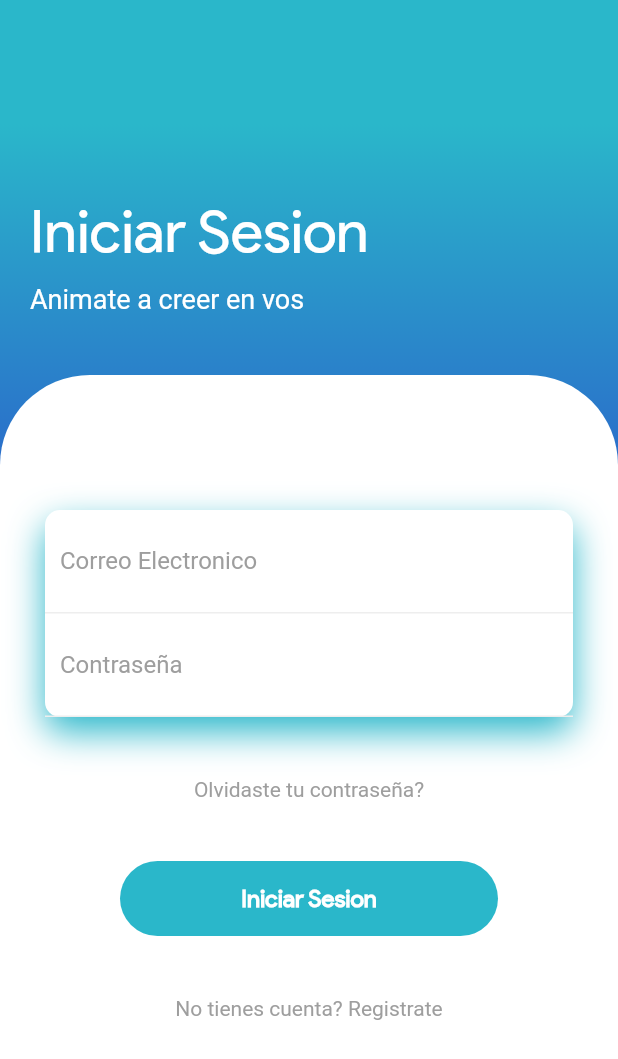
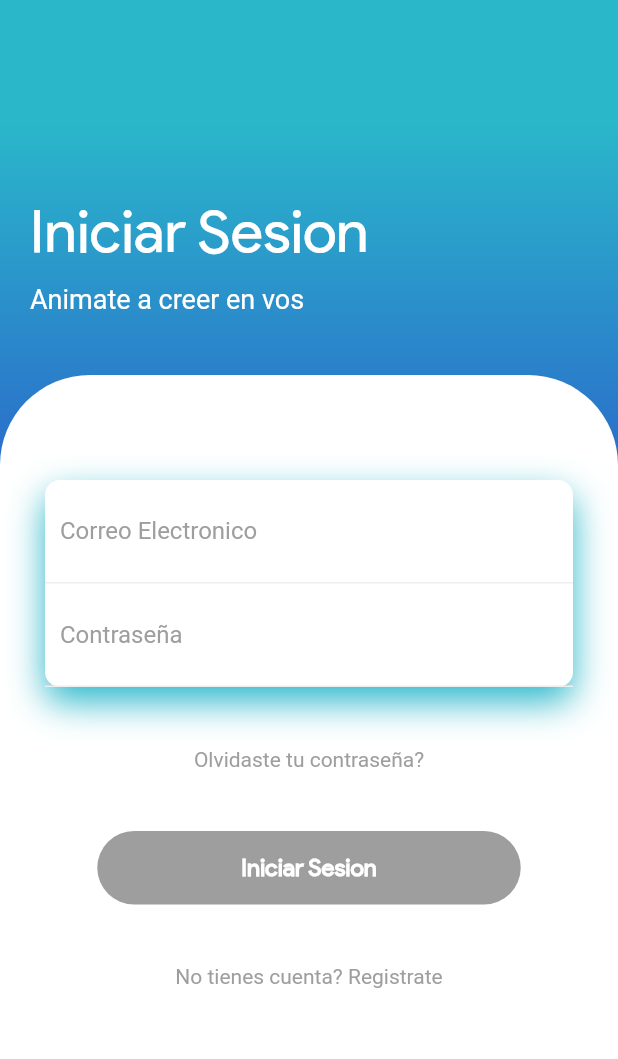
Before and after one commit to SantiagoGonzalezFernandez/fark, a Flutter app: the screen it shows after launch, on a phone screen of 412 x 824 dp. Shown: the top 1059 px of the screen. Run offline on Flutter 3.47's test engine with Material 2 defaults, Android fonts, the phone set to English and light mode, and no system bars; our stand-ins replace flutter_svg, rxdart, simple_animations.

Commit message:
Termino la implementacion de bloc y tambien la validacion de el formulario en el login

```diff
--- a/lib/main.dart
+++ b/lib/main.dart
@@ -1,17 +1,20 @@
 //Imports that are not mine
-import 'package:fark/src/pages/home/home_page.dart';
 import 'package:flutter/material.dart';
 
 //Imports that are mine
+import 'package:fark/src/bloc/provider.dart';
+
 import 'package:fark/src/pages/onboarding/onboarding_page.dart';
 import 'package:fark/src/pages/authentication/login_page.dart';
+import 'package:fark/src/pages/home/home_page.dart';
 
 void main() => runApp(MyApp());
 
 class MyApp extends StatelessWidget {
   @override
   Widget build(BuildContext context) {
-    return MaterialApp(
+    return Provider(
+      child: MaterialApp(
         debugShowCheckedModeBanner: false,
         title: 'Fark',
         initialRoute: 'login',
@@ -20,8 +23,6 @@ class MyApp extends StatelessWidget {
           'login'      : (BuildContext context) => LoginPage(),
           'home'       : (BuildContext context) => HomePage(),
         },
-      home: Scaffold(
-        body: OnboardingPage()
       ),
     );
   }
--- /dev/null
+++ b/lib/src/bloc/authentication/login_bloc.dart
@@ -0,0 +1,33 @@
+//Imports that are not mine
+import 'dart:async';
+import 'package:rxdart/rxdart.dart';
+
+//Imports that are mine
+import 'package:fark/src/bloc/authentication/validators.dart';
+
+class LoginBloc with Validators{
+
+  final _emailController    = BehaviorSubject<String>();
+  final _passwordController = BehaviorSubject<String>();
+
+  // Recuperar los datos del stream
+  Stream<String> get emailStream    => _emailController.stream.transform(validarEmail);
+  Stream<String> get passwordStream => _passwordController.stream.transform(validarPassword);
+
+  Stream<bool> get formValidStream =>
+    Rx.combineLatest2(emailStream, passwordStream, (e, p) => true);
+
+  // Insertar valores al Strem
+  Function(String) get changeEmail    => _emailController.sink.add;
+  Function(String) get changePassword => _passwordController.sink.add;
+
+  // Obtener el ultimo valor ingresado a los Streams
+  String get email    => _emailController.value;
+  String get password => _passwordController.value;
+
+  dispose(){
+    _emailController?.close();
+    _passwordController?.close();
+  }
+
+}
--- /dev/null
+++ b/lib/src/bloc/provider.dart
@@ -0,0 +1,32 @@
+//Imports that are not mine
+import 'package:flutter/material.dart';
+
+//Imports that are mine
+import 'package:fark/src/bloc/authentication/login_bloc.dart';
+
+class Provider extends InheritedWidget{
+
+  static Provider _instancia;
+
+  factory Provider({Key key, Widget child}){
+    if(_instancia == null){
+      _instancia = new Provider._internal(key: key, child: child);
+    }
+    return _instancia;
+  }
+
+  Provider._internal({
+    Key key,
+    Widget child
+  }) : super(key: key, child: child);
+
+  final loginBloc = LoginBloc();
+
+
+  @override
+  bool updateShouldNotify(InheritedWidget oldWidget) => true;
+
+  static LoginBloc of (BuildContext context){
+    return context.dependOnInheritedWidgetOfExactType<Provider>().loginBloc;
+  }
+}
--- a/lib/src/pages/authentication/login_page.dart
+++ b/lib/src/pages/authentication/login_page.dart
@@ -1,9 +1,11 @@
 //Imports that are not mine
-import 'package:fark/src/utils/background_gradient.dart';
-import 'package:fark/src/utils/fadeAnimation.dart';
+import 'package:fark/src/bloc/authentication/login_bloc.dart';
 import 'package:flutter/material.dart';
 
 //Imports that are mine
+import 'package:fark/src/bloc/provider.dart';
+import 'package:fark/src/utils/background_gradient.dart';
+import 'package:fark/src/utils/fadeAnimation.dart';
 
 class LoginPage extends StatelessWidget {
 
@@ -73,6 +75,9 @@ class TitleAndSubtitle extends StatelessWidget {
 class ContainerMain extends StatelessWidget {
   @override
   Widget build(BuildContext context) {
+
+    final bloc = Provider.of(context);
+
     return Container(
       decoration: BoxDecoration(
         color: Colors.white,
@@ -85,7 +90,7 @@ class ContainerMain extends StatelessWidget {
         padding: EdgeInsets.all(30.0),
         child: Column(
           children: [
-            SizedBox(height: 60.0),
+            SizedBox(height: 40.0),
             FormLogin(),
             SizedBox(height: 40.0),
             GreyTextFadeAnimation(
@@ -99,6 +104,7 @@ class ContainerMain extends StatelessWidget {
                 delay: 1.6,
                 text: 'Iniciar Sesion',
                 color: Color(0xff2AB7CA),
+                bloc: bloc,
               ),
             ),
             SizedBox(height: 40.0),
@@ -119,6 +125,9 @@ class ContainerMain extends StatelessWidget {
 class FormLogin extends StatelessWidget {
   @override
   Widget build(BuildContext context) {
+
+    final bloc = Provider.of(context);
+
     return FadeAnimation(
       delay: 1.4,
       child: Container(
@@ -137,10 +146,12 @@ class FormLogin extends StatelessWidget {
               hintText: 'Correo Electronico',
               textInputType: TextInputType.emailAddress,
               isPassword: false,
+              bloc: bloc,
             ),
             TextFieldLogin(
               hintText: 'Contraseña',
               isPassword: true,
+              bloc: bloc,
             )
           ],
         ),
@@ -154,15 +165,20 @@ class TextFieldLogin extends StatelessWidget {
   final String hintText;
   final TextInputType textInputType;
   final bool isPassword;
+  final LoginBloc bloc;
 
   TextFieldLogin({
     @required this.hintText,
     @required this.isPassword,
     this.textInputType,
+    @required this.bloc,
   });
 
   @override
   Widget build(BuildContext context) {
+    return StreamBuilder(
+      stream: isPassword ? bloc.passwordStream : bloc.emailStream,
+      builder: (BuildContext context, AsyncSnapshot snapshot) {
         return Container(
           padding: EdgeInsets.all(10.0),
           decoration: BoxDecoration(
@@ -180,9 +196,13 @@ class TextFieldLogin extends StatelessWidget {
               hintStyle: TextStyle(
                 color: Colors.grey
               ),
-          border: InputBorder.none
+              border: InputBorder.none,
+              errorText: snapshot.error
             ),
+            onChanged: isPassword ? bloc.changePassword : bloc.changeEmail,
           ),
+        );
+      },
     );
   }
 }
@@ -216,25 +236,25 @@ class ButtonIniciarSesion extends StatelessWidget {
   final double delay;
   final String text;
   final Color color;
+  final LoginBloc bloc;
 
   ButtonIniciarSesion({
     this.delay = 1,
     this.text  = 'Iniciar Sesion',
-    @required this.color
+    @required this.color,
+    @required this.bloc
   });
 
   @override
   Widget build(BuildContext context) {
+    return StreamBuilder(
+      stream: bloc.formValidStream,
+      builder: (BuildContext context, AsyncSnapshot snapshot) {
         return FadeAnimation(
           delay: delay,
+          child: RaisedButton(
             child: Container(
-        height: 50.0,
-        margin: EdgeInsets.symmetric(horizontal: 50.0),
-        decoration: BoxDecoration(
-          borderRadius: BorderRadius.circular(50.0),
-          color: color
-        ),
-        child: Center(
+              padding: EdgeInsets.symmetric(horizontal: 80.0, vertical: 15.0),
               child: Text(
                 text,
                 style: TextStyle(
@@ -245,7 +265,24 @@ class ButtonIniciarSesion extends StatelessWidget {
                 ),
               ),
             ),
+            shape: RoundedRectangleBorder(
+              borderRadius: BorderRadius.circular(50.0)
+            ),
+            elevation: 0.0,
+            color: color,
+            onPressed: snapshot.hasData ? () => _login(context, bloc) : null,
           ),
         );
+      },
+    );
+  }
+
+  _login(BuildContext context, LoginBloc bloc){
+    print('======================');
+    print('Email: ${bloc.email}');
+    print('Password: ${bloc.password}');
+    print('======================');
+
+    Navigator.pushReplacementNamed(context, 'home');
   }
 }
--- a/pubspec.yaml
+++ b/pubspec.yaml
@@ -13,6 +13,7 @@ dependencies:
   cupertino_icons: ^0.1.3
   flutter_svg: ^0.18.0
   simple_animations: ^1.1.3
+  rxdart: ^0.24.1
 
 dev_dependencies:
   flutter_test:
```
Also changed, not shown: lib/src/bloc/authentication/validators.dart (added, +34 -0 lines), lib/src/pages/home/home_page.dart (+14 -1 lines), pubspec.lock. Lines whose indentation alone changed are shown as unchanged.
